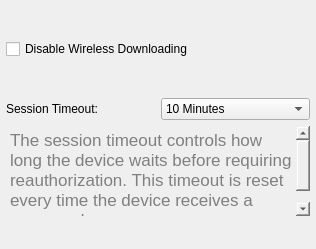
The window that ui/KissIdeSettingsWidget.ui (kipr/botui) describes before a commit, drawn with Qt 5.
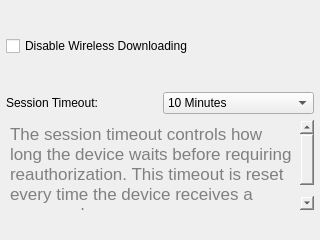
The same window after the commit.

Diff of the .ui file:
```diff
--- a/ui/KissIdeSettingsWidget.ui
+++ b/ui/KissIdeSettingsWidget.ui
@@ -6,8 +6,8 @@
    <rect>
     <x>0</x>
     <y>0</y>
-    <width>316</width>
-    <height>249</height>
+    <width>320</width>
+    <height>240</height>
    </rect>
   </property>
   <property name="windowTitle">
@@ -116,6 +116,11 @@
        <height>90</height>
       </size>
      </property>
+     <property name="font">
+      <font>
+       <pointsize>11</pointsize>
+      </font>
+     </property>
      <property name="styleSheet">
       <string notr="true">background-color: rgba(255, 255, 255, 0);</string>
      </property>
@@ -129,8 +134,8 @@
       <string>&lt;!DOCTYPE HTML PUBLIC &quot;-//W3C//DTD HTML 4.0//EN&quot; &quot;http://www.w3.org/TR/REC-html40/strict.dtd&quot;&gt;
 &lt;html&gt;&lt;head&gt;&lt;meta name=&quot;qrichtext&quot; content=&quot;1&quot; /&gt;&lt;style type=&quot;text/css&quot;&gt;
 p, li { white-space: pre-wrap; }
-&lt;/style&gt;&lt;/head&gt;&lt;body style=&quot; font-family:'Lucida Grande'; font-size:13pt; font-weight:400; font-style:normal;&quot;&gt;
-&lt;p style=&quot; margin-top:0px; margin-bottom:0px; margin-left:0px; margin-right:0px; -qt-block-indent:0; text-indent:0px;&quot;&gt;&lt;span style=&quot; color:#808080;&quot;&gt;The session timeout controls how long the device waits before requiring reauthorization. This timeout is reset every time the device receives a command.&lt;/span&gt;&lt;/p&gt;&lt;/body&gt;&lt;/html&gt;</string>
+&lt;/style&gt;&lt;/head&gt;&lt;body style=&quot; font-family:'Lucida Grande'; font-size:11pt; font-weight:400; font-style:normal;&quot;&gt;
+&lt;p style=&quot; margin-top:0px; margin-bottom:0px; margin-left:0px; margin-right:0px; -qt-block-indent:0; text-indent:0px;&quot;&gt;&lt;span style=&quot; font-size:13pt; color:#808080;&quot;&gt;The session timeout controls how long the device waits before requiring reauthorization. This timeout is reset every time the device receives a command.&lt;/span&gt;&lt;/p&gt;&lt;/body&gt;&lt;/html&gt;</string>
      </property>
      <property name="textInteractionFlags">
       <set>Qt::NoTextInteraction</set>
```
